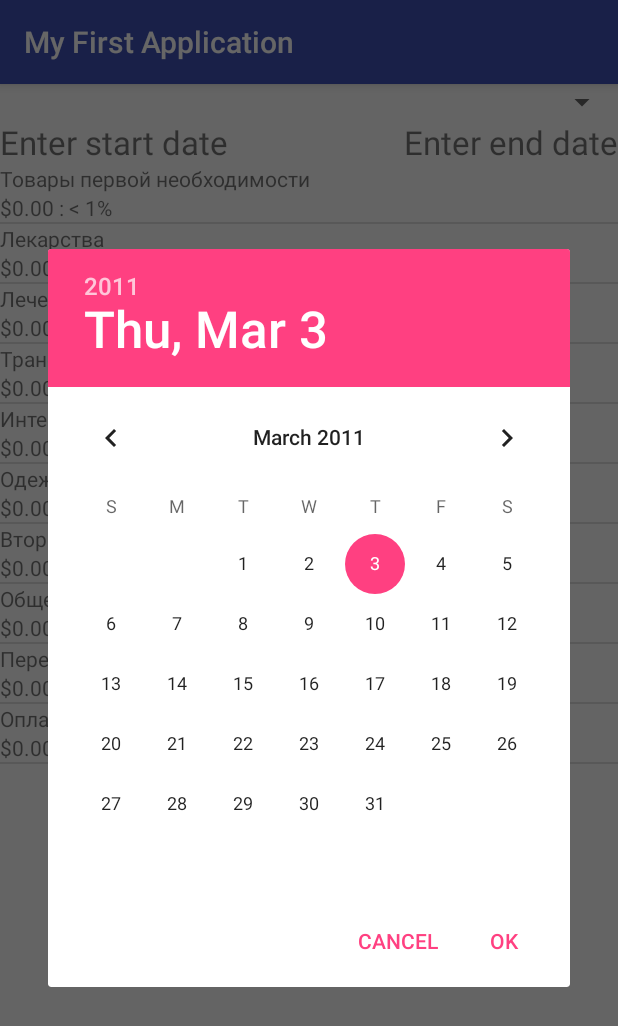
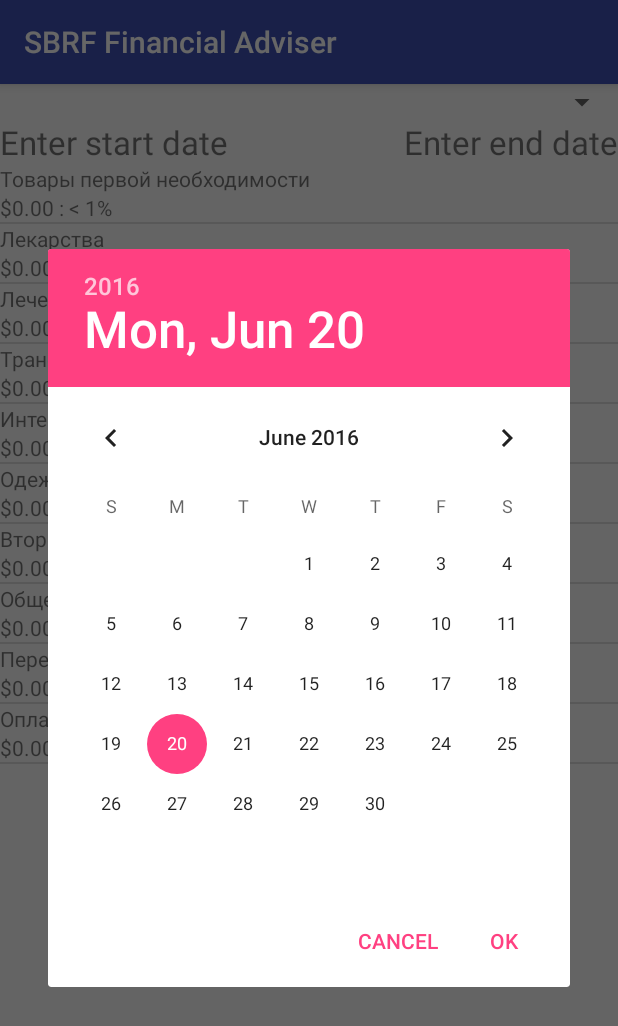
Before and after one commit to eraxillan/FinancialAdvisor, an Android app: the screen it shows after launch (MyActivity), after a tap on "Enter start date", on a phone screen of 412 x 824 dp. Shown: the top 1026 px of the screen. Run offline under Robolectric (Android 15) with nearby library versions, the phone set to English and light mode, and no system bars; 2 statements that could not run were skipped.

Commit message:
Date range selection was implemented

```diff
--- a/app/src/main/java/name/eraxillan/myfirstapplication/MyActivity.java
+++ b/app/src/main/java/name/eraxillan/myfirstapplication/MyActivity.java
@@ -26,7 +26,9 @@ import java.text.DateFormat;
 import java.text.DecimalFormat;
 import java.text.ParseException;
 import java.util.ArrayList;
+import java.util.Calendar;
 import java.util.Date;
+import java.util.GregorianCalendar;
 import java.util.HashSet;
 import java.util.Locale;
 import java.util.Map;
@@ -117,23 +119,60 @@ public class MyActivity extends AppCompatActivity {
 
     ArrayList<SberbankSms> m_sms = null;
 
-    private float getTotalCosts() {
-        if (m_sms == null) return 0f;
+    private float getTotalCosts(ArrayList<SberbankSms> smsList) {
+        if (smsList == null) return 0f;
 
         float result = 0f;
-        for (SberbankSms sms : m_sms) result += sms.getSum();
+        for (SberbankSms sms : smsList) result += sms.getSum();
         return result;
     }
 
     //----------------------------------------------------------------------------------------------
     int DIALOG_START_DATE = 1;
-    int m_startYear = 2011;
-    int m_startMonth = 2;
-    int m_startDay = 3;
+    int m_startYear = -1;
+    int m_startMonth = -1;
+    int m_startDay = -1;
     int DIALOG_END_DATE = 2;
-    int m_endYear = 2011;
-    int m_endMonth = 2;
-    int m_endDay = 4;
+    int m_endYear = -1;
+    int m_endMonth = -1;
+    int m_endDay = -1;
+
+    boolean startDateValid() {
+        return (m_startYear > 0) && (m_startMonth >= 0) && (m_startDay > 0);
+    }
+
+    boolean endDateValid() {
+        return (m_endYear > 0) && (m_endMonth >= 0) && (m_endDay > 0);
+    }
+
+    GregorianCalendar minStartDate(ArrayList<SberbankSms> sms) {
+        GregorianCalendar cal = new GregorianCalendar();
+        cal.setTime(sms.get(sms.size() - 1).getDateTime());
+        return cal;
+    }
+
+    GregorianCalendar maxEndDate(ArrayList<SberbankSms> sms) {
+        GregorianCalendar cal = new GregorianCalendar();
+        cal.setTime(sms.get(0).getDateTime());
+        return cal;
+    }
+
+    void reloadSmsData(ArrayList<SberbankSms> sms, int fromYear, int fromMonth, int fromDay, int toYear, int toMonth, int toDay) {
+        // NOTE: month number in Java stdlib is zero-based
+        GregorianCalendar gregCalFrom = new GregorianCalendar(fromYear, fromMonth, fromDay);
+        GregorianCalendar gregCalTo   = new GregorianCalendar(toYear,   toMonth,   toDay  );
+        ArrayList<SberbankSms> smsRange = getSmsRange(sms, gregCalFrom.getTime(), gregCalTo.getTime());
+
+        // Create the adapter to convert the array to views
+        ArrayList<CostsCategory> categories = splitCostToCategories(smsRange);
+        CostsCategoryAdapter adapter = new CostsCategoryAdapter(this, categories);
+
+        // Attach the adapter to a ListView
+        ListView listView = (ListView) findViewById(R.id.lvMain);
+        if (listView != null) {
+            listView.setAdapter(adapter);
+        }
+    }
 
     DatePickerDialog.OnDateSetListener m_startDateCallback = new DatePickerDialog.OnDateSetListener() {
         public void onDateSet(DatePicker view, int year, int monthOfYear, int dayOfMonth) {
@@ -141,7 +180,9 @@ public class MyActivity extends AppCompatActivity {
             m_startMonth = monthOfYear;
             m_startDay = dayOfMonth;
             TextView tvDate = (TextView) findViewById(R.id.tvStartDate);
-            tvDate.setText("From: " + m_startDay + "." + (m_startMonth + 1) + "." + m_startDay);
+            tvDate.setText("From: " + m_startDay + "." + (m_startMonth + 1) + "." + m_startYear);
+
+            reloadSmsData(m_sms, m_startYear, m_startMonth, m_startDay, m_endYear, m_endMonth, m_endDay);
         }
     };
 
@@ -151,7 +192,9 @@ public class MyActivity extends AppCompatActivity {
             m_endMonth = monthOfYear;
             m_endDay = dayOfMonth;
             TextView tvDate = (TextView) findViewById(R.id.tvEndDate);
-            tvDate.setText("Till: " + m_endDay + "." + (m_endMonth + 1) + "." + m_endDay);
+            tvDate.setText("Till: " + m_endDay + "." + (m_endMonth + 1) + "." + m_endYear);
+
+            reloadSmsData(m_sms, m_startYear, m_startMonth, m_startDay, m_endYear, m_endMonth, m_endDay);
         }
     };
 
@@ -164,19 +207,35 @@ public class MyActivity extends AppCompatActivity {
     }
 
     protected Dialog onCreateDialog(int id) {
+        if (!startDateValid()) {
+            GregorianCalendar cal = minStartDate(m_sms);
+            m_startYear = cal.get(Calendar.YEAR);
+            m_startMonth = cal.get(Calendar.MONTH);
+            m_startDay = cal.get(Calendar.DAY_OF_MONTH);
+        }
+
+        if (!endDateValid()) {
+            GregorianCalendar cal = maxEndDate(m_sms);
+            m_endYear = cal.get(Calendar.YEAR);
+            m_endMonth = cal.get(Calendar.MONTH);
+            m_endDay = cal.get(Calendar.DAY_OF_MONTH);
+        }
+
         if (id == DIALOG_START_DATE) {
             DatePickerDialog tpd = new DatePickerDialog(this, m_startDateCallback, m_startYear, m_startMonth, m_startDay);
             return tpd;
         } else if (id == DIALOG_END_DATE) {
             DatePickerDialog tpd = new DatePickerDialog(this, m_endDateCallback, m_endYear, m_endMonth, m_endDay);
             return tpd;
+        } else {
+            Log.w(MY_TAG, "Unknown dialog requested");
         }
         return super.onCreateDialog(id);
     }
 
     //----------------------------------------------------------------------------------------------
 
-    private class SberbankSms {
+    class SberbankSms {
         private String m_cardId;
         private Date m_dateTime;
         private AccountOperation m_operation;
@@ -253,7 +312,7 @@ public class MyActivity extends AppCompatActivity {
         }
     }
 
-    private ArrayList<SberbankSms> readSberbankSms() {
+    ArrayList<SberbankSms> readSberbankSms() {
         ArrayList<SberbankSms> result = new ArrayList<SberbankSms>();
 
         Cursor cursor;
@@ -280,8 +339,10 @@ public class MyActivity extends AppCompatActivity {
 
                 SberbankSms sms = parseSberbankSms(smsText);
                 if (sms.isValid()) {
+                    result.add(sms);
+                }
+                else {
                     Log.w(MY_TAG, "Skipping invalid Sberbank SMS");
-                    result.add(sms);
                 }
 
             } while (cursor.moveToNext());
@@ -294,20 +355,29 @@ public class MyActivity extends AppCompatActivity {
         return result;
     }
 
-    ArrayList<CostsCategory> splitCostToCategories() {
+    ArrayList<SberbankSms> getSmsRange(ArrayList<SberbankSms> smsList, Date from, Date to) {
+        ArrayList<SberbankSms> result = new ArrayList<>();
+        for (SberbankSms sms : smsList) {
+            if (sms.getDateTime().after(from) && sms.getDateTime().before(to)) result.add(sms);
+        }
+        return result;
+    }
+
+    // FIXME: move categories data to external XML-file and make it editable in GUI
+    ArrayList<CostsCategory> splitCostToCategories(ArrayList<SberbankSms> smsList) {
         ArrayList<String> categoryStrings = new ArrayList<>();
-        CostsCategory basicCommodities = new CostsCategory("Товары первой необходимости", getTotalCosts());
-        CostsCategory medicamentCommodities = new CostsCategory("Лекарства", getTotalCosts());
-        CostsCategory treatmentCommodities = new CostsCategory("Лечение", getTotalCosts());
-        CostsCategory transportCommodities = new CostsCategory("Транспорт", getTotalCosts());
-        CostsCategory communicationCommodities = new CostsCategory("Интернет и связь", getTotalCosts());
-        CostsCategory clothingShoesCommodities = new CostsCategory("Одежда и обувь", getTotalCosts());
-        CostsCategory nonEssentialsCommodities = new CostsCategory("Второстепенные товары", getTotalCosts());
-        CostsCategory publicCateringCommodities = new CostsCategory("Общепит", getTotalCosts());
-        CostsCategory remittances = new CostsCategory("Переводы, снятие наличных", getTotalCosts());
-        CostsCategory services = new CostsCategory("Оплата различных услуг", getTotalCosts());
+        CostsCategory basicCommodities = new CostsCategory("Товары первой необходимости", getTotalCosts(smsList));
+        CostsCategory medicamentCommodities = new CostsCategory("Лекарства", getTotalCosts(smsList));
+        CostsCategory treatmentCommodities = new CostsCategory("Лечение", getTotalCosts(smsList));
+        CostsCategory transportCommodities = new CostsCategory("Транспорт", getTotalCosts(smsList));
+        CostsCategory communicationCommodities = new CostsCategory("Интернет и связь", getTotalCosts(smsList));
+        CostsCategory clothingShoesCommodities = new CostsCategory("Одежда и обувь", getTotalCosts(smsList));
+        CostsCategory nonEssentialsCommodities = new CostsCategory("Второстепенные товары", getTotalCosts(smsList));
+        CostsCategory publicCateringCommodities = new CostsCategory("Общепит", getTotalCosts(smsList));
+        CostsCategory remittances = new CostsCategory("Переводы, снятие наличных", getTotalCosts(smsList));
+        CostsCategory services = new CostsCategory("Оплата различных услуг", getTotalCosts(smsList));
 
-        for (SberbankSms sms : m_sms) {
+        for (SberbankSms sms : smsList) {
             if (sms.getOperation() == AccountOperation.PURCHASE) {
                 // Товары первой необходимости
                 if (sms.getTarget().startsWith("LUG DA POLE ")) {
@@ -576,8 +646,7 @@ public class MyActivity extends AppCompatActivity {
         return creditCardNameList;
     }
 
-    // TODO: sort by categories as original Android client do
-    private void processData() {
+    void processData() {
         if (m_sms != null) return;
 
         Log.i(MY_TAG, "Loading SMS data...");
@@ -595,7 +664,7 @@ public class MyActivity extends AppCompatActivity {
         }
 
         // Create the adapter to convert the array to views
-        ArrayList<CostsCategory> categories = splitCostToCategories();
+        ArrayList<CostsCategory> categories = splitCostToCategories(m_sms);
         CostsCategoryAdapter adapter = new CostsCategoryAdapter(this, categories);
         // Attach the adapter to a ListView
         ListView listView = (ListView) findViewById(R.id.lvMain);
--- a/app/src/main/res/values/strings.xml
+++ b/app/src/main/res/values/strings.xml
@@ -1,8 +1,6 @@
 <resources>
-    <string name="app_name">My First Application</string>
+    <string name="app_name">SBRF Financial Adviser</string>
 
-    <string name="edit_message">Enter a message</string>
-    <string name="button_send">Send</string>
     <string name="action_settings">Settings</string>
     <string name="title_activity_display_message">My Message</string>
 </resources>
```
